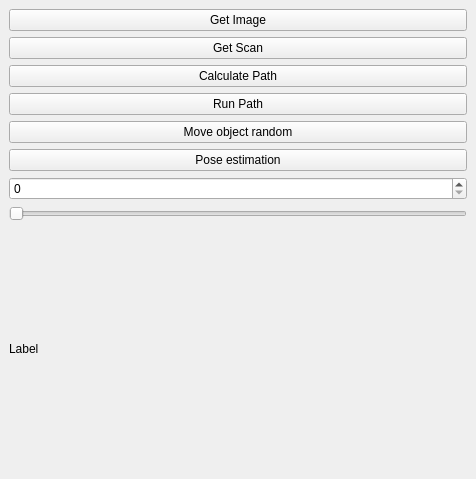
First picture: the form in sparse_stereo/sample_plugin/src/SamplePlugin.ui, repository Masle16/rovi_project, before the edit.
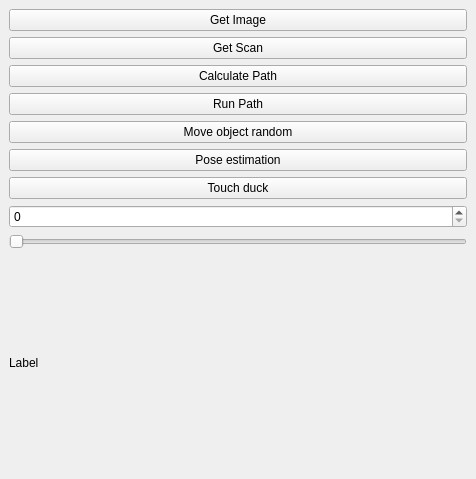
Second picture: the form after the edit.

Diff of the .ui file:
```diff
--- a/sparse_stereo/sample_plugin/src/SamplePlugin.ui
+++ b/sparse_stereo/sample_plugin/src/SamplePlugin.ui
@@ -59,6 +59,13 @@
         </property>
        </widget>
       </item>
+      <item>
+       <widget class="QPushButton" name="_btn_touch_duck">
+        <property name="text">
+         <string>Touch duck</string>
+        </property>
+       </widget>
+      </item>
       <item>
        <widget class="QSpinBox" name="_spinBox"/>
       </item>
```
